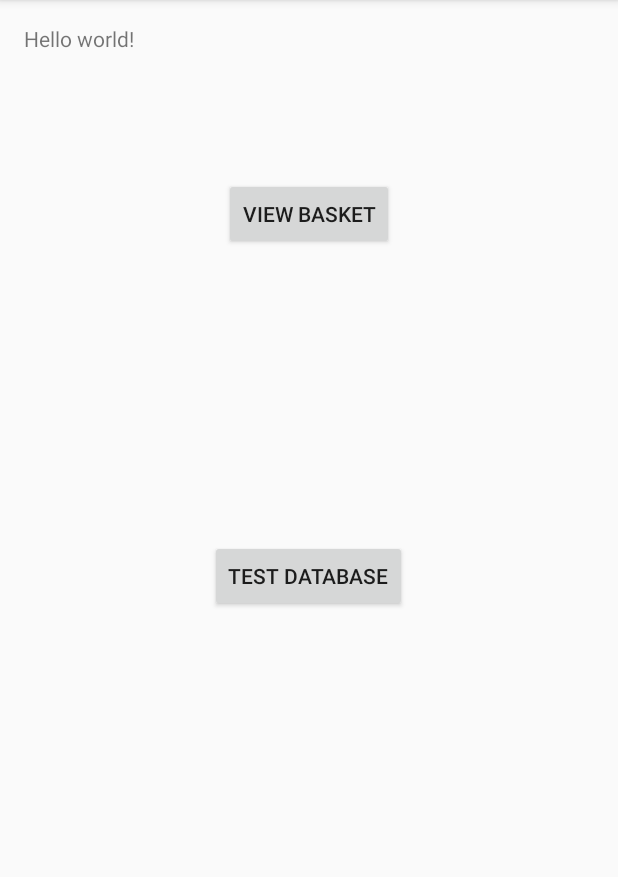
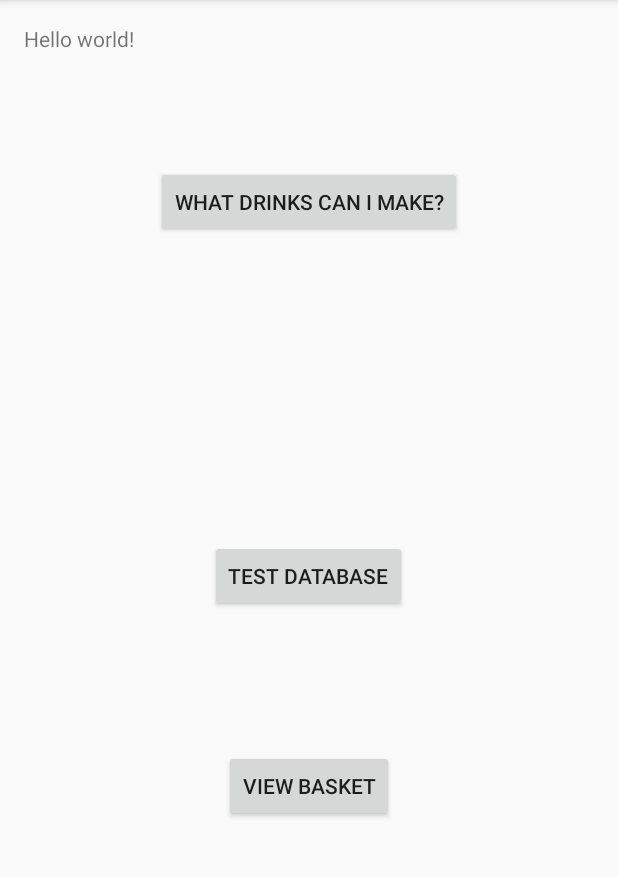
Before and after one commit to hakims/Alchemy, an Android app: the screen it shows after launch (HomePage), on a phone screen of 412 x 824 dp, the part 84-961 px from its top. Run offline under Robolectric (Android 15) with nearby library versions, the phone set to English and light mode, and no system bars.

Commit message:
Adding PossibleDrinks.java Adding activity_possible_drinks.xml

```diff
--- a/app/src/main/AndroidManifest.xml
+++ b/app/src/main/AndroidManifest.xml
@@ -20,6 +20,10 @@
             android:name=".BasketPage"
             android:label="@string/title_activity_basket_page" >
         </activity>
+        <activity
+            android:name=".PossibleDrinks"
+            android:label="@string/title_activity_possible_drinks" >
+        </activity>
     </application>
 
 </manifest>
--- a/app/src/main/java/com/dev/foundingfourfathers/alchemy/HomePage.java
+++ b/app/src/main/java/com/dev/foundingfourfathers/alchemy/HomePage.java
@@ -17,6 +17,9 @@ public class HomePage extends ActionBarActivity {
     AlchemyDB database;
     private Button b_toBasket;
     private Button dbTest;
+    private Button b_make_drink;
+
+
 
     @Override
     protected void onCreate(Bundle savedInstanceState) {
@@ -31,6 +34,15 @@ public class HomePage extends ActionBarActivity {
             @Override
             public void onClick(View view) {
                 Intent myIntent = new Intent(view.getContext(), BasketPage.class);
+                startActivityForResult(myIntent, 0);
+            }
+        });
+
+        b_make_drink = (Button) findViewById(R.id.button_make_drink);
+        b_make_drink.setOnClickListener(new View.OnClickListener() {
+            @Override
+            public void onClick(View view) {
+                Intent myIntent = new Intent(view.getContext(), PossibleDrinks.class);
                 startActivityForResult(myIntent, 0);
             }
         });
--- a/app/src/main/res/layout/activity_home_page.xml
+++ b/app/src/main/res/layout/activity_home_page.xml
@@ -10,13 +10,14 @@
         android:id="@+id/textView" />
 
     <Button
+
         android:layout_width="wrap_content"
         android:layout_height="wrap_content"
         android:text="View Basket"
         android:id="@+id/b_toBasket"
-        android:layout_below="@+id/textView"
-        android:layout_centerHorizontal="true"
-        android:layout_marginTop="83dp" />
+        android:layout_marginTop="92dp"
+        android:layout_below="@+id/b_dbTest"
+        android:layout_centerHorizontal="true" />
 
     <Button
         android:layout_width="wrap_content"
@@ -26,4 +27,13 @@
         android:layout_centerVertical="true"
         android:layout_centerHorizontal="true" />
 
+    <Button
+        android:layout_width="wrap_content"
+        android:layout_height="wrap_content"
+        android:text="What Drinks Can I Make?"
+        android:id="@+id/button_make_drink"
+        android:layout_below="@+id/textView"
+        android:layout_centerHorizontal="true"
+        android:layout_marginTop="75dp" />
+
 </RelativeLayout>
--- a/app/src/main/res/values/strings.xml
+++ b/app/src/main/res/values/strings.xml
@@ -8,5 +8,6 @@
     <string name="title_section1">Section 1</string>
     <string name="title_section2">Section 2</string>
     <string name="title_section3">Section 3</string>
+    <string name="title_activity_possible_drinks">title_activity_possible_drinks</string>
 
 </resources>
```
Also changed, not shown: app/src/main/res/layout/fragment_basket_page.xml (+9 -0 lines), 2 other files.
